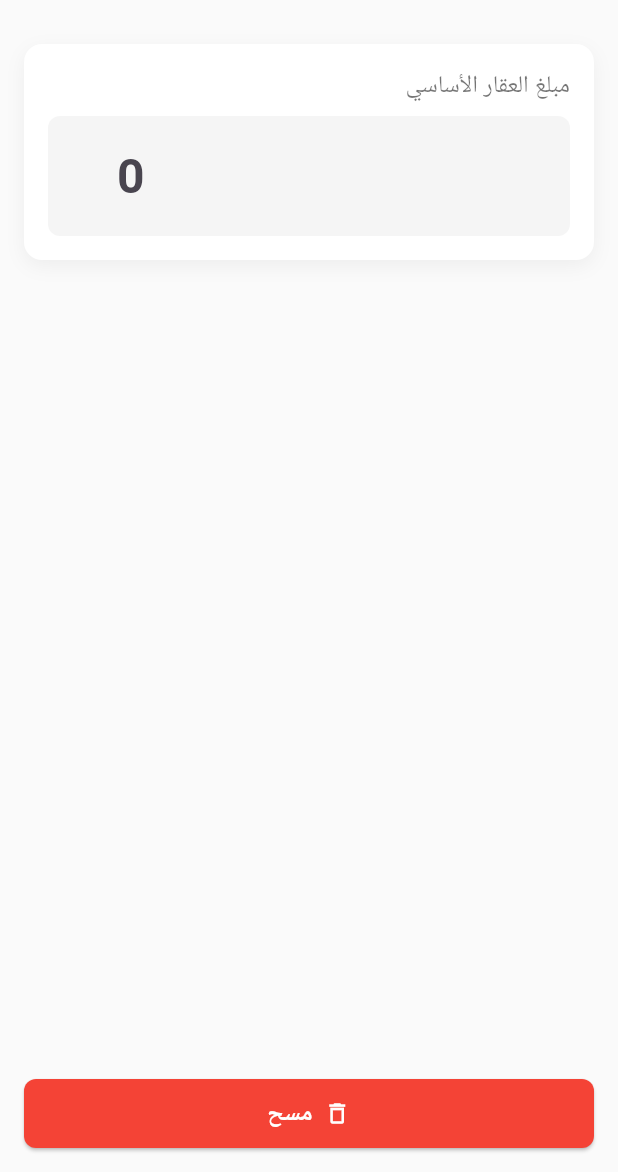
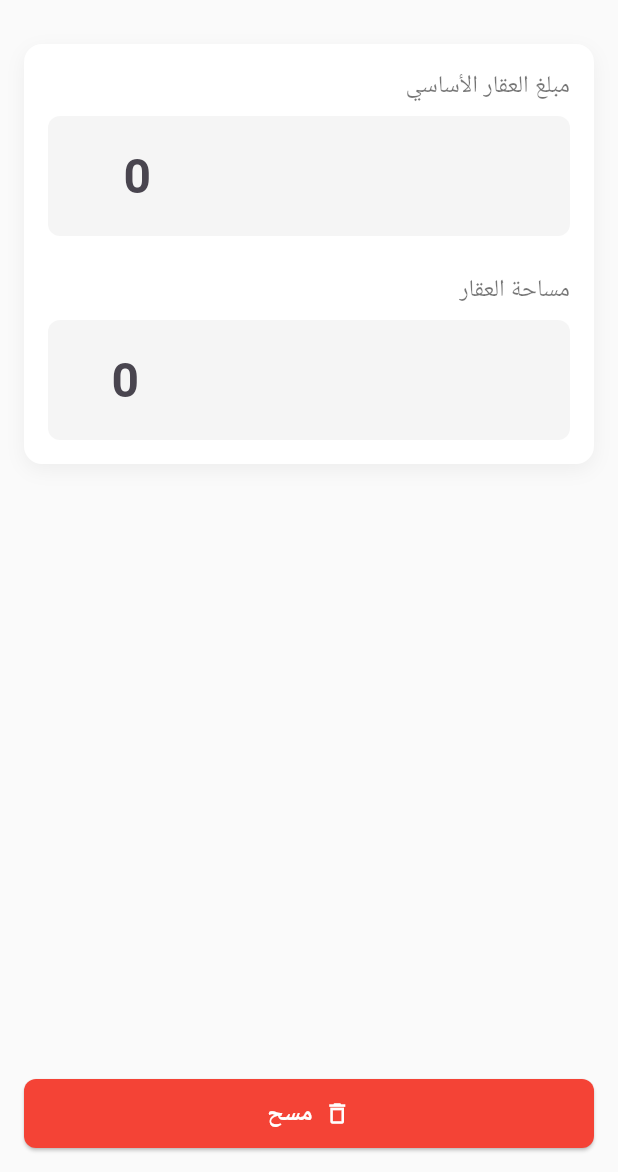
Before and after one commit to alwaleed1989/real_estate_calculator, a Flutter app: the screen it shows after launch, after a tap on "مسح", on a phone screen of 412 x 824 dp, the part 64-1236 px from its top. Run offline on Flutter 3.47's test engine with Material 3 defaults, Android fonts, the phone set to English and light mode, and no system bars; our stand-ins replace google_fonts, shared_preferences; Roboto replaces fonts that are missing (Tajawal).

Commit message:
v1.1
add size asset

```diff
--- a/lib/Screens/calculator/calculator.dart
+++ b/lib/Screens/calculator/calculator.dart
@@ -1,9 +1,44 @@
 import 'package:flutter/material.dart';
+import 'package:flutter/services.dart'; // Required for TextInputFormatter
 import 'package:flutter_localizations/flutter_localizations.dart';
 import 'package:google_fonts/google_fonts.dart';
 import 'package:intl/intl.dart';
-import '../setting/SettingScreen.dart';
-import '../setting/setting.dart';
+import 'package:real_estate_calculator/Screens/setting/SettingScreen.dart';
+import 'package:shared_preferences/shared_preferences.dart'; // Required for SharedPreferences
+import '../setting/SettingScreen.dart'; // Removed: Assuming '../setting/setting.dart' is sufficient
+import '../setting/setting.dart'; // Corrected import for your settings.dart
+import 'calculator_methods.dart'; // Assuming this exists and is correct
+
+class MaxValueTextInputFormatter extends TextInputFormatter {
+  final double maxValue;
+  final int decimalDigits;
+
+  MaxValueTextInputFormatter({this.maxValue = double.infinity, this.decimalDigits = 2});
+
+  @override
+  TextEditingValue formatEditUpdate(
+      TextEditingValue oldValue,
+      TextEditingValue newValue,
+      ) {
+    if (newValue.text.isEmpty) {
+      return newValue;
+    }
+
+    final RegExp regex = RegExp(r'^\d*\.?\d{0,' + decimalDigits.toString() + r'}$');
+    if (!regex.hasMatch(newValue.text)) {
+      return oldValue;
+    }
+
+    final double? parsedValue = double.tryParse(newValue.text);
+
+    if (parsedValue != null && parsedValue > maxValue) {
+      return oldValue;
+    }
+
+    return newValue;
+  }
+}
+
 
 class RealEstateCalculatorApp extends StatelessWidget {
   const RealEstateCalculatorApp({super.key});
@@ -26,7 +61,6 @@ class RealEstateCalculatorApp extends StatelessWidget {
         primarySwatch: Colors.blue,
         scaffoldBackgroundColor: Colors.grey[50],
         textTheme: GoogleFonts.tajawalTextTheme(Theme.of(context).textTheme),
-        // Define a modern style for the bottom sheet
         bottomSheetTheme: const BottomSheetThemeData(
           shape: RoundedRectangleBorder(
             borderRadius: BorderRadius.vertical(top: Radius.circular(20)),
@@ -48,6 +82,7 @@ class CalculatorScreen extends StatefulWidget {
 
 class _CalculatorScreenState extends State<CalculatorScreen> {
   final _amountController = TextEditingController();
+  final _sizeassetController = TextEditingController(); // Renamed for consistency
   final _currencyFormatter = NumberFormat("#,##0.00", "ar_SA");
 
   // State variables for calculations
@@ -56,9 +91,9 @@ class _CalculatorScreenState extends State<CalculatorScreen> {
   double _commissionAmount = 0.0;
   double _totalAmount = 0.0;
   bool _showResults = false;
+  String _pricePerUnitSizeText = ""; // Changed to String, initialized as empty
 
   // --- SETTINGS STATE ---
-  // Default settings values
   double _taxRate = 0.05; // 5%
   double _commissionRate = 0.025; // 2.5%
   bool _isTaxExempt = false;
@@ -66,13 +101,38 @@ class _CalculatorScreenState extends State<CalculatorScreen> {
   @override
   void initState() {
     super.initState();
-    _amountController.addListener(_calculate);
+    // Load settings from SharedPreferences
+    _loadSettings();
+    // Use a single listener for both controllers to trigger full recalculation
+    _amountController.addListener(_recalculateAll);
+    _sizeassetController.addListener(_recalculateAll);
   }
 
   @override
   void dispose() {
+    // Remove listeners before disposing controllers
+    _amountController.removeListener(_recalculateAll);
+    _sizeassetController.removeListener(_recalculateAll);
     _amountController.dispose();
-    super.dispose();
+    _sizeassetController.dispose();
+    super.dispose(); // Only one super.dispose() call
+  }
+
+  // Method to load settings from shared preferences
+  Future<void> _loadSettings() async {
+    final prefs = await SharedPreferences.getInstance();
+    setState(() {
+      _taxRate = prefs.getDouble('vat_percentage') ?? 0.05;
+      _commissionRate = prefs.getDouble('pursuit_fee_percentage') ?? 0.025;
+      _isTaxExempt = prefs.getBool('is_tax_exempt') ?? false;
+    });
+    _recalculateAll(); // Recalculate after loading settings
+  }
+
+  // Combined method to trigger all calculations
+  void _recalculateAll() {
+    _calculate(); // Updates _baseAmount, _taxAmount, _commissionAmount, _totalAmount
+    _calculatePricePerUnit(); // Uses the updated _totalAmount
   }
 
   // Updated calculation logic to use settings state
@@ -94,19 +154,51 @@ class _CalculatorScreenState extends State<CalculatorScreen> {
         _totalAmount = 0.0;
         _showResults = false;
       }
+      // _calculatePricePerUnit() will be called by _recalculateAll
+    });
+  }
+
+  void _calculatePricePerUnit() {
+    final sizeText = _sizeassetController.text; // Use the correct controller
+    final sizeValue = double.tryParse(sizeText);
+
+    final currentTotalAmount = _totalAmount; // Use the already calculated total
+
+    setState(() {
+      if (sizeValue != null && sizeValue > 0 && currentTotalAmount > 0) {
+        final pricePerUnit = currentTotalAmount / sizeValue;
+
+        // Formatter for the price per unit
+        final unitPriceFormatter = NumberFormat.currency(
+          locale: 'ar_SA',
+          symbol: 'ر.س', // Correct currency symbol
+          decimalDigits: 2,
+        );
+        _pricePerUnitSizeText = "${unitPriceFormatter.format(pricePerUnit)} / متر مربع"; // Corrected suffix
+      } else {
+        _pricePerUnitSizeText = ""; // Clear if inputs are invalid
+      }
     });
   }
 
   void _clearInput() {
     _amountController.clear();
+    _sizeassetController.clear(); // Clear the size controller too
+    setState(() {
+      _baseAmount = 0.0;
+      _taxAmount = 0.0;
+      _commissionAmount = 0.0;
+      _totalAmount = 0.0;
+      _showResults = false;
+      _pricePerUnitSizeText = ""; // Reset price per unit text
+    });
   }
 
   // --- Method to open settings ---
   void _openSettings() async {
-    // Show the modal bottom sheet and wait for a result
     final newSettings = await showModalBottomSheet<CalculatorSettings>(
       context: context,
-      isScrollControlled: true, // Important for keyboard handling
+      isScrollControlled: true,
       builder: (context) => SettingsBottomSheet(
         initialTaxRate: _taxRate,
         initialCommissionRate: _commissionRate,
@@ -114,22 +206,19 @@ class _CalculatorScreenState extends State<CalculatorScreen> {
       ),
     );
 
-    // If the user saved new settings, update the state and recalculate
     if (newSettings != null) {
       setState(() {
         _taxRate = newSettings.taxRate;
         _commissionRate = newSettings.commissionRate;
         _isTaxExempt = newSettings.isTaxExempt;
       });
-      _calculate(); // Recalculate with new rates
+      _recalculateAll(); // Recalculate with new rates
     }
   }
 
   @override
   Widget build(BuildContext context) {
     return Scaffold(
-      // resizeToAvoidBottomInset is set to false to prevent the UI from resizing when keyboard appears,
-      // as we are handling it with SingleChildScrollView.
       resizeToAvoidBottomInset: true,
       appBar: AppBar(
         title: const Text('حاسبة العقار', style: TextStyle(color: Colors.black87, fontWeight: FontWeight.bold)),
@@ -139,7 +228,7 @@ class _CalculatorScreenState extends State<CalculatorScreen> {
         actions: [
           IconButton(
             icon: Icon(Icons.settings_outlined, color: Colors.grey[600]),
-            onPressed: _openSettings, // Open settings on tap
+            onPressed: _openSettings,
           ),
         ],
       ),
@@ -147,7 +236,6 @@ class _CalculatorScreenState extends State<CalculatorScreen> {
         padding: const EdgeInsets.symmetric(horizontal: 16.0),
         child: Column(
           children: [
-            // The main content is wrapped in Expanded and SingleChildScrollView to make it scrollable.
             Expanded(
               child: SingleChildScrollView(
                 child: Column(
@@ -161,10 +249,8 @@ class _CalculatorScreenState extends State<CalculatorScreen> {
                 ),
               ),
             ),
-            // The clear button is kept outside the scroll view to be always visible at the bottom.
             _buildClearButton(),
             const SizedBox(height: 15),
-
           ],
         ),
       ),
@@ -206,9 +292,38 @@ class _CalculatorScreenState extends State<CalculatorScreen> {
                 borderSide: BorderSide.none,
               ),
               hintText: '0',
-              suffixText: 'ر.س',
+              suffixText: 'ر.س ',
               suffixStyle: TextStyle(fontSize: 18, color: Colors.grey[500]),
             ),
+            inputFormatters: [
+              MaxValueTextInputFormatter(maxValue: 10000000.0, decimalDigits: 2),
+            ],
+          ),
+          const SizedBox(height: 24), // Spacing between amount and size fields
+          const Text(
+            'مساحة العقار',
+            style: TextStyle(fontSize: 16, color: Colors.black54),
+          ),
+          const SizedBox(height: 8),
+          TextField(
+            controller: _sizeassetController, // Use the corrected controller name
+            keyboardType: const TextInputType.numberWithOptions(decimal: true),
+            style: const TextStyle(fontSize: 32, fontWeight: FontWeight.bold),
+            textAlign: TextAlign.left,
+            decoration: InputDecoration(
+              filled: true,
+              fillColor: Colors.grey[100],
+              border: OutlineInputBorder(
+                borderRadius: BorderRadius.circular(8),
+                borderSide: BorderSide.none,
+              ),
+              hintText: '0',
+              suffixText: 'متر ', // Corrected unit suffix
+              suffixStyle: TextStyle(fontSize: 18, color: Colors.grey[500]),
+            ),
+            inputFormatters: [
+              MaxValueTextInputFormatter(maxValue: 10000.0, decimalDigits: 2), // Example max for size
+            ],
           ),
         ],
       ),
@@ -219,6 +334,8 @@ class _CalculatorScreenState extends State<CalculatorScreen> {
     // Determine the tax label based on exemption status
     final taxLabel = _isTaxExempt ? 'الضريبة (معفي)' : 'الضريبة (${(_taxRate * 100).toStringAsFixed(1)}%)';
     final commissionLabel = 'السعي (${(_commissionRate * 100).toStringAsFixed(1)}%)';
+    // Removed old SizeLabel which had a syntax error
+    // Now _pricePerUnitSizeText will be displayed directly if it's not empty
 
     return AnimatedOpacity(
       duration: const Duration(milliseconds: 400),
@@ -247,6 +364,10 @@ class _CalculatorScreenState extends State<CalculatorScreen> {
             _buildResultRow('المبلغ الأساسي', _baseAmount),
             _buildResultRow(taxLabel, _taxAmount),
             _buildResultRow(commissionLabel, _commissionAmount),
+            // Conditionally display price per unit if calculated
+            if (_pricePerUnitSizeText.isNotEmpty)
+              _buildTextResultRow('سعر المتر المربع', _pricePerUnitSizeText), // Use helper for formatted text
+
             const Divider(height: 24),
             _buildTotalRow('الإجمالي', _totalAmount),
           ],
@@ -271,6 +392,24 @@ class _CalculatorScreenState extends State<CalculatorScreen> {
     );
   }
 
+  // New helper widget to display a row with a label and a pre-formatted text value
+  Widget _buildTextResultRow(String label, String formattedValue) {
+    return Padding(
+      padding: const EdgeInsets.symmetric(vertical: 4.0),
+      child: Row(
+        mainAxisAlignment: MainAxisAlignment.spaceBetween,
+        children: [
+          Text(label, style: const TextStyle(fontSize: 16, color: Colors.black54)),
+          Text(
+            formattedValue, // Use the already formatted string
+            style: const TextStyle(fontSize: 16, fontWeight: FontWeight.w500),
+          ),
+        ],
+      ),
+    );
+  }
+
+
   Widget _buildTotalRow(String label, double value) {
     return Row(
       mainAxisAlignment: MainAxisAlignment.spaceBetween,
@@ -289,39 +428,22 @@ class _CalculatorScreenState extends State<CalculatorScreen> {
   }
 
   Widget _buildClearButton() {
-    // return SizedBox(
-    //   width: double.infinity,
-    //   child: TextButton.icon(
-    //     icon: const Icon(Icons.delete_outline),
-    //     label: const Text('مسح'),
-    //     onPressed: _clearInput,
-    //     style: TextButton.styleFrom(
-    //       foregroundColor: Colors.red,
-    //       padding: const EdgeInsets.symmetric(vertical: 12),
-    //       textStyle: const TextStyle(fontSize: 16, fontWeight: FontWeight.bold),
-    //     ),
-    //   ),
-    // );
     return SizedBox(
       width: double.infinity,
       child: ElevatedButton.icon(
         icon: const Icon(Icons.delete_outline),
-        label: const Text('مسح'),
-        onPressed: _clearInput, // يجب أن تكون هذه الدالة معرفة في الكلاس الخاص بك
+        label: const Text('مسح' , style: TextStyle(color: Colors.white, fontWeight: FontWeight.bold)),
+        onPressed: _clearInput,
         style: ElevatedButton.styleFrom(
-          // لون الخلفية للزر
           backgroundColor: Colors.red,
-          // لون الأيقونة والنص
           foregroundColor: Colors.white,
           padding: const EdgeInsets.symmetric(vertical: 12),
           textStyle: const TextStyle(fontSize: 16, fontWeight: FontWeight.bold),
-          // هذا السطر يجعله مستطيلاً بحواف دائرية قليلاً
           shape: RoundedRectangleBorder(
             borderRadius: BorderRadius.circular(8.0),
           ),
         ),
       ),
     );
-
   }
 }
--- a/lib/Screens/calculator/calculator_methods.dart
+++ b/lib/Screens/calculator/calculator_methods.dart
@@ -1,3 +1,5 @@
+import 'package:flutter/services.dart';
+
 class calculator_methods {
   late final double amount;
   late final double VAT_value;
@@ -41,3 +43,41 @@ class calculator_methods {
 
 
 }
+
+
+
+class MaxValueTextInputFormatter extends TextInputFormatter {
+  final double maxValue;
+  final int decimalDigits;
+
+  MaxValueTextInputFormatter({this.maxValue = double.infinity, this.decimalDigits = 2});
+
+  @override
+  TextEditingValue formatEditUpdate(
+      TextEditingValue oldValue,
+      TextEditingValue newValue,
+      ) {
+    if (newValue.text.isEmpty) {
+      return newValue; // Allow empty input
+    }
+
+    // 1. Filter out invalid characters (non-digits except one decimal point)
+    final RegExp regex = RegExp(r'^\d*\.?\d{0,' + decimalDigits.toString() + r'}$');
+    if (!regex.hasMatch(newValue.text)) {
+      return oldValue; // If invalid, keep the old value
+    }
+
+    // 2. Try parsing the new value to a double
+    final double? parsedValue = double.tryParse(newValue.text);
+
+    // 3. Check against the max value
+    if (parsedValue != null && parsedValue > maxValue) {
+      // If the parsed value exceeds the max, revert to the old value
+      // This prevents the user from typing a number larger than maxValue.
+      return oldValue;
+    }
+
+    // 4. If all checks pass (valid format and within max value), allow the new value
+    return newValue;
+  }
+}
--- a/pubspec.yaml
+++ b/pubspec.yaml
@@ -23,6 +23,7 @@ dev_dependencies:
     sdk: flutter
   flutter_lints: ^2.0.0
   flutter_launcher_icons: "^0.14.4"
+  shared_preferences: ^2.5.3
 
 flutter_launcher_icons:
     android: "launcher_icon"
```
Also changed, not shown: pubspec.lock.
